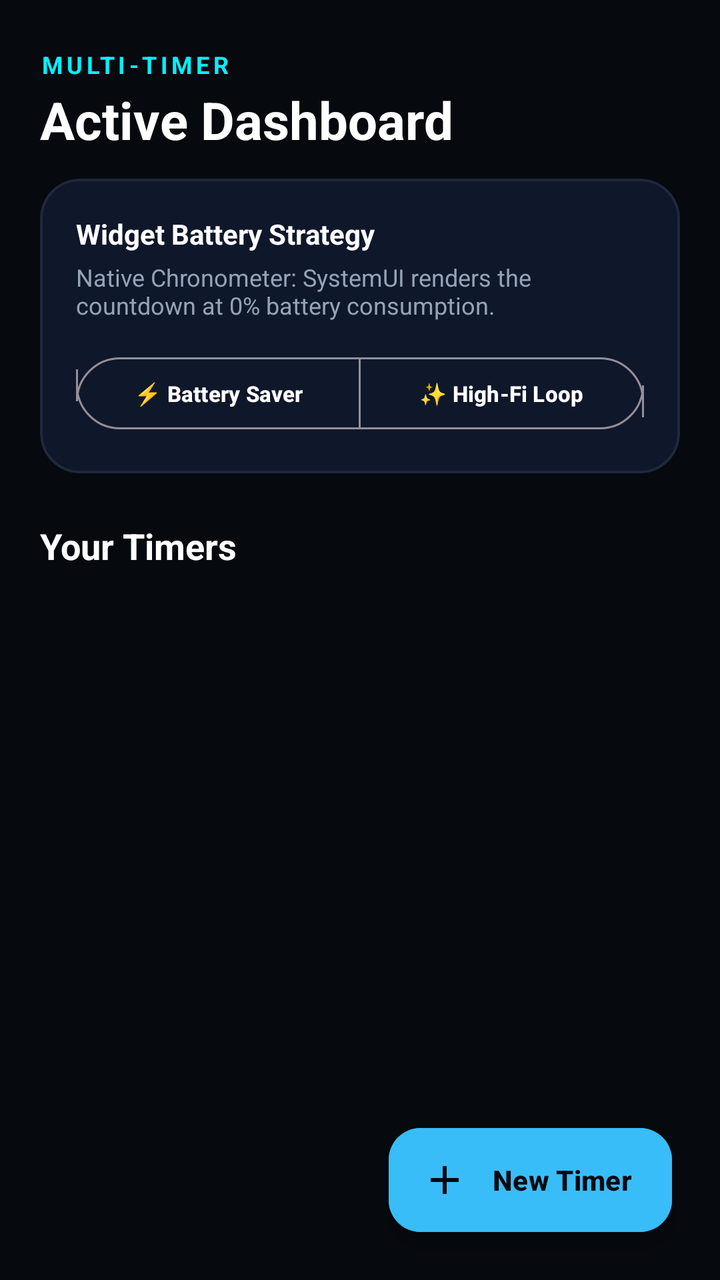
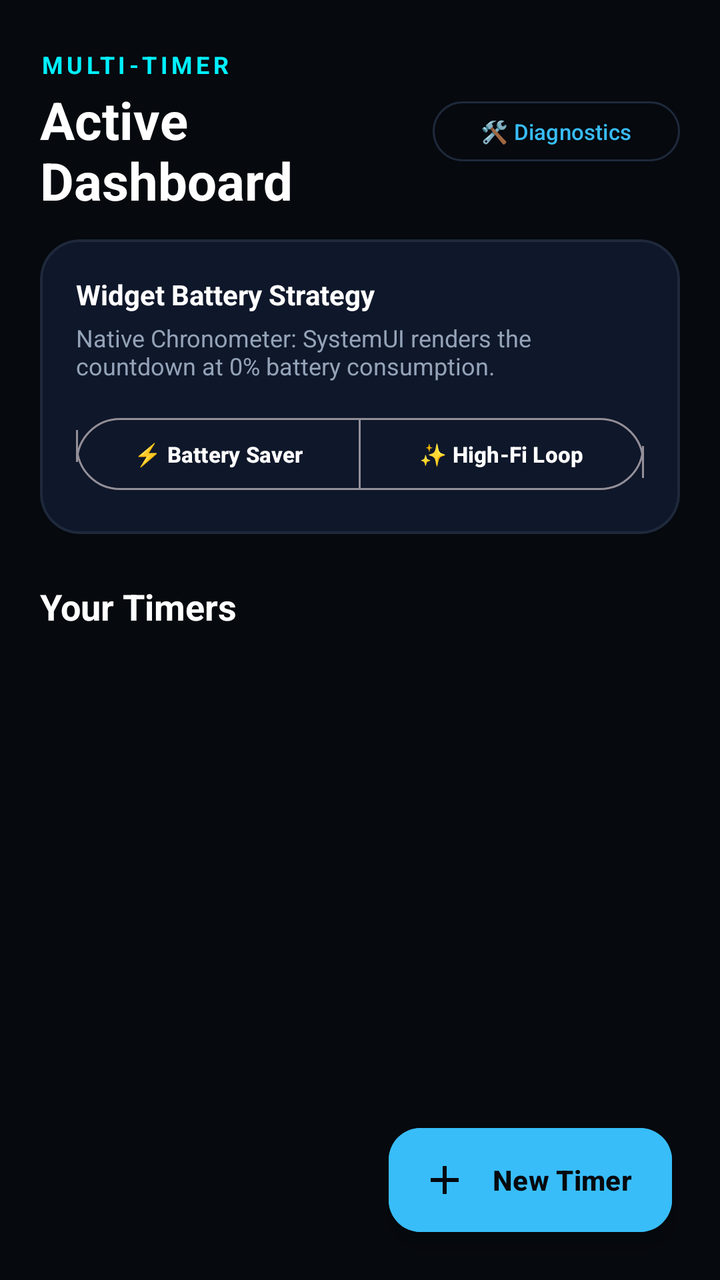

Two renders of the same Android screen: before a commit and after it. Below are the layout's source before the change and the commit's diff.
<!-- AndroidManifest.xml: application theme Theme.MultiTimer -->
<!-- res/layout/activity_main.xml -->
<?xml version="1.0" encoding="utf-8"?>
<androidx.coordinatorlayout.widget.CoordinatorLayout xmlns:android="http://schemas.android.com/apk/res/android"
    xmlns:app="http://schemas.android.com/apk/res-auto"
    android:layout_width="match_parent"
    android:layout_height="match_parent"
    android:background="@color/bg_dark">

    <com.google.android.material.appbar.AppBarLayout
        android:layout_width="match_parent"
        android:layout_height="wrap_content"
        android:background="@color/bg_dark"
        app:elevation="0dp">

        <LinearLayout
            android:layout_width="match_parent"
            android:layout_height="wrap_content"
            android:orientation="vertical"
            android:paddingStart="20dp"
            android:paddingTop="24dp"
            android:paddingEnd="20dp"
            android:paddingBottom="12dp">

            <TextView
                android:layout_width="wrap_content"
                android:layout_height="wrap_content"
                android:text="MULTI-TIMER"
                android:textColor="@color/primary_neon"
                android:textSize="12sp"
                android:letterSpacing="0.15"
                android:textStyle="bold" />

            <TextView
                android:layout_width="wrap_content"
                android:layout_height="wrap_content"
                android:layout_marginTop="2dp"
                android:text="Active Dashboard"
                android:textColor="@color/text_main"
                android:textSize="26sp"
                android:textStyle="bold" />
        </LinearLayout>

    </com.google.android.material.appbar.AppBarLayout>

    <androidx.core.widget.NestedScrollView
        android:layout_width="match_parent"
        android:layout_height="match_parent"
        app:layout_behavior="@string/appbar_scrolling_view_behavior">

        <LinearLayout
            android:layout_width="match_parent"
            android:layout_height="wrap_content"
            android:orientation="vertical"
            android:paddingStart="20dp"
            android:paddingEnd="20dp"
            android:paddingBottom="100dp">

            
            <com.google.android.material.card.MaterialCardView
                android:layout_width="match_parent"
                android:layout_height="wrap_content"
                android:layout_marginBottom="24dp"
                app:cardBackgroundColor="@color/surface_card"
                app:cardCornerRadius="20dp"
                app:cardElevation="0dp"
                app:strokeColor="@color/surface_card_stroke"
                app:strokeWidth="1.2dp">

                <LinearLayout
                    android:layout_width="match_parent"
                    android:layout_height="wrap_content"
                    android:orientation="vertical"
                    android:padding="18dp">

                    <TextView
                        android:layout_width="wrap_content"
                        android:layout_height="wrap_content"
                        android:text="Widget Battery Strategy"
                        android:textColor="@color/text_main"
                        android:textSize="14sp"
                        android:textStyle="bold" />

                    <TextView
                        android:id="@+id/strategy_description"
                        android:layout_width="wrap_content"
                        android:layout_height="wrap_content"
                        android:layout_marginTop="4dp"
                        android:layout_marginBottom="14dp"
                        android:text="Native Chronometer: SystemUI renders the countdown at 0% battery consumption."
                        android:textColor="@color/text_sub"
                        android:textSize="12sp" />

                    <com.google.android.material.button.MaterialButtonToggleGroup
                        android:id="@+id/toggle_group_strategy"
                        android:layout_width="match_parent"
                        android:layout_height="wrap_content"
                        app:singleSelection="true">

                        <com.google.android.material.button.MaterialButton
                            android:id="@+id/btn_mode_chronometer"
                            style="?attr/materialButtonOutlinedStyle"
                            android:layout_width="0dp"
                            android:layout_height="44dp"
                            android:layout_weight="1"
                            android:text="⚡ Battery Saver"
                            android:textColor="@color/text_main"
                            android:textSize="11sp"
                            android:textStyle="bold"
                            app:cornerRadius="22dp" />

                        <com.google.android.material.button.MaterialButton
                            android:id="@+id/btn_mode_loop"
                            style="?attr/materialButtonOutlinedStyle"
                            android:layout_width="0dp"
                            android:layout_height="44dp"
                            android:layout_weight="1"
                            android:text="✨ High-Fi Loop"
                            android:textColor="@color/text_main"
                            android:textSize="11sp"
                            android:textStyle="bold"
                            app:cornerRadius="22dp" />
                    </com.google.android.material.button.MaterialButtonToggleGroup>

                </LinearLayout>
            </com.google.android.material.card.MaterialCardView>

            
            <TextView
                android:layout_width="wrap_content"
                android:layout_height="wrap_content"
                android:layout_marginBottom="12dp"
                android:text="Your Timers"
                android:textColor="@color/text_main"
                android:textSize="18sp"
                android:textStyle="bold" />

            <androidx.recyclerview.widget.RecyclerView
                android:id="@+id/recycler_timers"
                android:layout_width="match_parent"
                android:layout_height="wrap_content"
                android:nestedScrollingEnabled="false" />

        </LinearLayout>
    </androidx.core.widget.NestedScrollView>

    <com.google.android.material.floatingactionbutton.ExtendedFloatingActionButton
        android:id="@+id/fab_add_timer"
        android:layout_width="wrap_content"
        android:layout_height="52dp"
        android:layout_gravity="bottom|end"
        android:layout_margin="24dp"
        android:backgroundTint="@color/primary"
        android:text="New Timer"
        android:textColor="#06090E"
        android:textStyle="bold"
        app:cornerRadius="26dp"
        app:icon="@drawable/ic_add"
        app:iconTint="#06090E" />

</androidx.coordinatorlayout.widget.CoordinatorLayout>
<!-- resources referenced by this layout -->
<resources>
  <color name="bg_dark">#06090E</color>
  <color name="primary">#38BDF8</color>
  <color name="primary_neon">#00F0FF</color>
  <color name="surface_card">#0F172A</color>
  <color name="surface_card_stroke">#1E293B</color>
  <color name="text_main">#FFFFFF</color>
  <color name="text_sub">#94A3B8</color>
  <!-- drawable ic_add (drawable) -->
  <vector xmlns:android="http://schemas.android.com/apk/res/android"
      android:width="24dp"
      android:height="24dp"
      android:viewportWidth="24"
      android:viewportHeight="24">
      <path
          android:fillColor="#38BDF8"
          android:pathData="M19,13h-6v6h-2v-6H5v-2h6V5h2v6h6v2z"/>
  </vector>
  <style name="Theme.MultiTimer" parent="Theme.Material3.Dark.NoActionBar">
          <item name="colorPrimary">@color/primary</item>
          <item name="colorSecondary">@color/accent</item>
          <item name="android:statusBarColor">@color/bg_dark</item>
          <item name="android:windowBackground">@color/bg_dark</item>
      </style>
  <color name="accent">#10B981</color>
</resources>

<!-- the commit's change to res/layout/activity_main.xml (unified diff, before → after) -->
@@ -14,29 +14,48 @@
         <LinearLayout
             android:layout_width="match_parent"
             android:layout_height="wrap_content"
-            android:orientation="vertical"
+            android:gravity="center_vertical"
+            android:orientation="horizontal"
             android:paddingStart="20dp"
             android:paddingTop="24dp"
             android:paddingEnd="20dp"
             android:paddingBottom="12dp">
 
-            <TextView
+            <LinearLayout
+                android:layout_width="0dp"
+                android:layout_height="wrap_content"
+                android:layout_weight="1"
+                android:orientation="vertical">
+
+                <TextView
+                    android:layout_width="wrap_content"
+                    android:layout_height="wrap_content"
+                    android:text="MULTI-TIMER"
+                    android:textColor="@color/primary_neon"
+                    android:textSize="12sp"
+                    android:letterSpacing="0.15"
+                    android:textStyle="bold" />
+
+                <TextView
+                    android:layout_width="wrap_content"
+                    android:layout_height="wrap_content"
+                    android:layout_marginTop="2dp"
+                    android:text="Active Dashboard"
+                    android:textColor="@color/text_main"
+                    android:textSize="26sp"
+                    android:textStyle="bold" />
+            </LinearLayout>
+
+            <com.google.android.material.button.MaterialButton
+                android:id="@+id/btn_diagnostics"
+                style="?attr/materialButtonOutlinedStyle"
                 android:layout_width="wrap_content"
-                android:layout_height="wrap_content"
-                android:text="MULTI-TIMER"
-                android:textColor="@color/primary_neon"
-                android:textSize="12sp"
-                android:letterSpacing="0.15"
-                android:textStyle="bold" />
-
-            <TextView
-                android:layout_width="wrap_content"
-                android:layout_height="wrap_content"
-                android:layout_marginTop="2dp"
-                android:text="Active Dashboard"
-                android:textColor="@color/text_main"
-                android:textSize="26sp"
-                android:textStyle="bold" />
+                android:layout_height="38dp"
+                android:text="🛠️ Diagnostics"
+                android:textColor="@color/primary"
+                android:textSize="11sp"
+                app:cornerRadius="19dp"
+                app:strokeColor="@color/surface_card_stroke" />
         </LinearLayout>
 
     </com.google.android.material.appbar.AppBarLayout>
